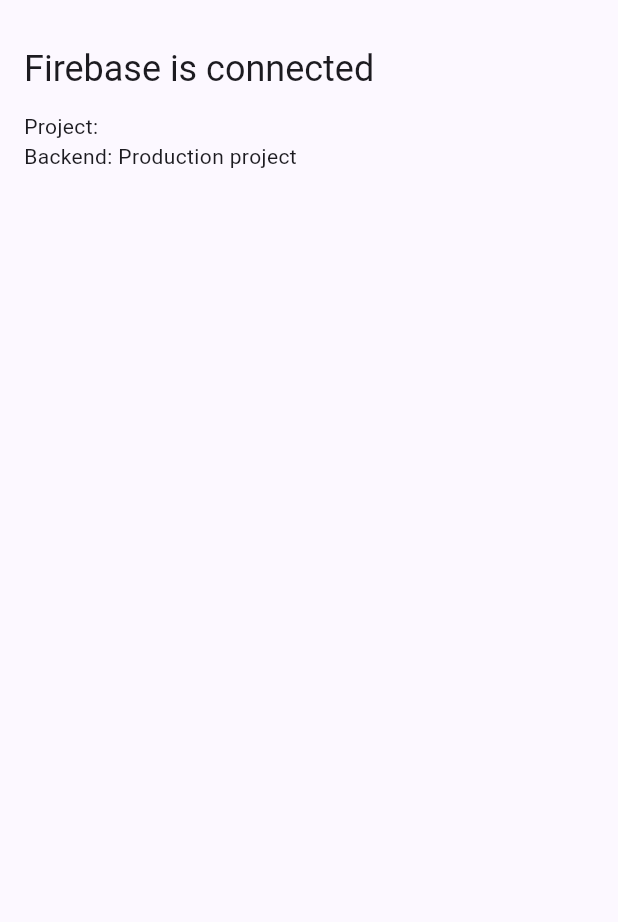
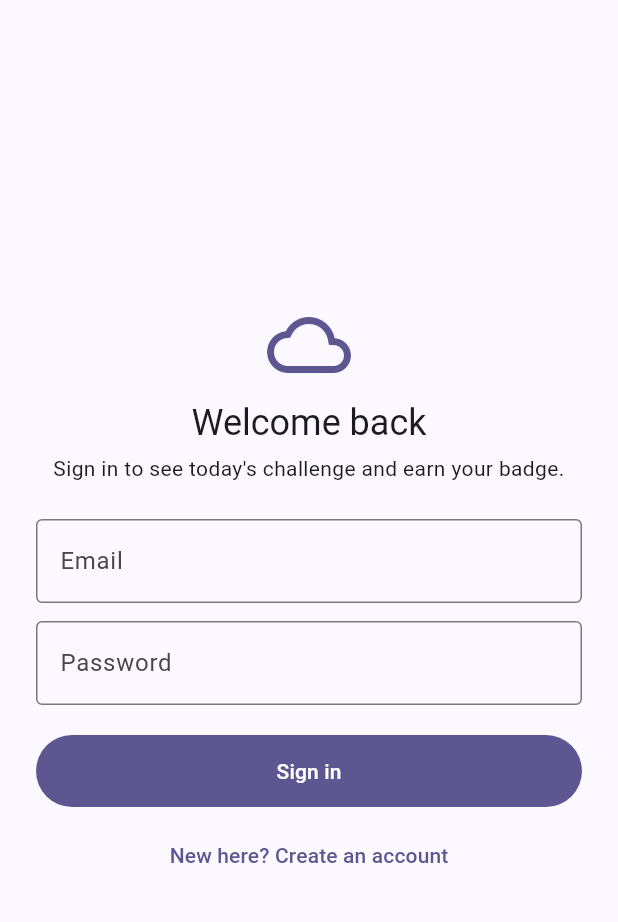
Before and after one commit to kirtan232/cloud_quest, a Flutter app: the screen it shows after launch, on a phone screen of 412 x 824 dp, the part 63-985 px from its top. Run offline on Flutter 3.47's test engine with Material 3 defaults, Android fonts, the phone set to English and light mode, and no system bars; our stand-ins replace cloud_firestore, cloud_functions, firebase_auth, firebase_core; accounts and stored records are empty; generated files the repository leaves out were written again.

Commit message:
Added Sign-in
Added email/password sign-in and auth-gated navigation

```diff
--- /dev/null
+++ b/lib/app.dart
@@ -0,0 +1,46 @@
+import 'package:firebase_auth/firebase_auth.dart';
+import 'package:flutter/material.dart';
+
+import 'screens/challenge_screen.dart';
+import 'screens/sign_in_screen.dart';
+
+class CloudQuestApp extends StatelessWidget {
+  const CloudQuestApp({super.key});
+
+  @override
+  Widget build(BuildContext context) {
+    return MaterialApp(
+      title: 'Cloud Quest',
+      debugShowCheckedModeBanner: false,
+      theme: ThemeData(
+        colorScheme: ColorScheme.fromSeed(seedColor: const Color(0xFF4B3CB8)),
+      ),
+      home: const AuthGate(),
+    );
+  }
+}
+
+/// Shows the sign-in screen or the challenge screen based on Firebase Auth
+/// state, so signed-out users can never reach the challenge, coach, or reward.
+class AuthGate extends StatelessWidget {
+  const AuthGate({super.key});
+
+  @override
+  Widget build(BuildContext context) {
+    return StreamBuilder<User?>(
+      stream: FirebaseAuth.instance.authStateChanges(),
+      builder: (context, snapshot) {
+        if (snapshot.connectionState == ConnectionState.waiting) {
+          return const Scaffold(
+            body: Center(child: CircularProgressIndicator()),
+          );
+        }
+        final user = snapshot.data;
+        if (user == null) return const SignInScreen();
+        // Keyed by UID: signing out or switching accounts disposes the old
+        // screen, clearing any private progress or coach text from the UI.
+        return ChallengeScreen(key: ValueKey(user.uid), user: user);
+      },
+    );
+  }
+}
--- a/lib/main.dart
+++ b/lib/main.dart
@@ -5,6 +5,7 @@ import 'package:firebase_core/firebase_core.dart';
 import 'package:flutter/foundation.dart';
 import 'package:flutter/material.dart';
 
+import 'app.dart';
 import 'firebase_options.dart';
 
 /// Host the app uses to reach the Firebase emulators on the dev computer.
@@ -18,9 +19,7 @@ const String emulatorHost = String.fromEnvironment(
 
 Future<void> main() async {
   WidgetsFlutterBinding.ensureInitialized();
-  await Firebase.initializeApp(
-    options: DefaultFirebaseOptions.currentPlatform,
-  );
+  await Firebase.initializeApp(options: DefaultFirebaseOptions.currentPlatform);
 
   // Debug builds talk to the local Emulator Suite, never production.
   // Each service is connected once, before any Auth/Firestore/Functions call.
@@ -32,50 +31,3 @@ Future<void> main() async {
 
   runApp(const CloudQuestApp());
 }
-
-class CloudQuestApp extends StatelessWidget {
-  const CloudQuestApp({super.key});
-
-  @override
-  Widget build(BuildContext context) {
-    return MaterialApp(
-      title: 'Cloud Quest',
-      debugShowCheckedModeBanner: false,
-      theme: ThemeData(
-        colorScheme: ColorScheme.fromSeed(seedColor: const Color(0xFF4B3CB8)),
-      ),
-      home: const SetupCheckScreen(),
-    );
-  }
-}
-
-/// Temporary first screen for Task 1: proves Firebase initialized and shows
-/// which backend the app is pointed at. Task 3 replaces it with the auth gate.
-class SetupCheckScreen extends StatelessWidget {
-  const SetupCheckScreen({super.key});
-
-  @override
-  Widget build(BuildContext context) {
-    final app = Firebase.app();
-    final target = kDebugMode
-        ? 'Local emulators at $emulatorHost'
-        : 'Production project';
-    return Scaffold(
-      appBar: AppBar(title: const Text('Cloud Quest')),
-      body: SafeArea(
-        child: ListView(
-          padding: const EdgeInsets.all(16),
-          children: [
-            Text(
-              'Firebase is connected',
-              style: Theme.of(context).textTheme.headlineSmall,
-            ),
-            const SizedBox(height: 12),
-            Text('Project: ${app.options.projectId}'),
-            Text('Backend: $target'),
-          ],
-        ),
-      ),
-    );
-  }
-}
--- /dev/null
+++ b/lib/screens/sign_in_screen.dart
@@ -0,0 +1,174 @@
+import 'package:firebase_auth/firebase_auth.dart';
+import 'package:flutter/material.dart';
+
+import '../services/auth_service.dart';
+
+/// Email/password sign-in and sign-up. Shown whenever no user is signed in.
+class SignInScreen extends StatefulWidget {
+  const SignInScreen({super.key});
+
+  @override
+  State<SignInScreen> createState() => _SignInScreenState();
+}
+
+class _SignInScreenState extends State<SignInScreen> {
+  final _formKey = GlobalKey<FormState>();
+  final _emailController = TextEditingController();
+  final _passwordController = TextEditingController();
+  bool _isCreatingAccount = false;
+  bool _isLoading = false;
+  String? _error;
+
+  @override
+  void dispose() {
+    _emailController.dispose();
+    _passwordController.dispose();
+    super.dispose();
+  }
+
+  Future<void> _submit() async {
+    if (!_formKey.currentState!.validate()) return;
+    setState(() {
+      _isLoading = true;
+      _error = null;
+    });
+    try {
+      final email = _emailController.text;
+      final password = _passwordController.text;
+      if (_isCreatingAccount) {
+        await register(email, password);
+      } else {
+        await signIn(email, password);
+      }
+      // No navigation needed: the auth gate in main.dart sees the new user
+      // and swaps this screen for the challenge screen.
+    } on FirebaseAuthException catch (error) {
+      debugPrint('Auth failed: ${error.code}');
+      if (!mounted) return;
+      setState(() => _error = friendlyAuthError(error));
+    } finally {
+      if (mounted) setState(() => _isLoading = false);
+    }
+  }
+
+  @override
+  Widget build(BuildContext context) {
+    final theme = Theme.of(context);
+    return Scaffold(
+      appBar: AppBar(title: const Text('Cloud Quest')),
+      body: SafeArea(
+        child: Center(
+          child: ConstrainedBox(
+            constraints: const BoxConstraints(maxWidth: 420),
+            child: ListView(
+              shrinkWrap: true,
+              padding: const EdgeInsets.all(24),
+              children: [
+                Icon(
+                  Icons.cloud_outlined,
+                  size: 56,
+                  color: theme.colorScheme.primary,
+                ),
+                const SizedBox(height: 8),
+                Text(
+                  _isCreatingAccount ? 'Create your account' : 'Welcome back',
+                  textAlign: TextAlign.center,
+                  style: theme.textTheme.headlineSmall,
+                ),
+                const SizedBox(height: 4),
+                Text(
+                  'Sign in to see today\'s challenge and earn your badge.',
+                  textAlign: TextAlign.center,
+                  style: theme.textTheme.bodyMedium,
+                ),
+                const SizedBox(height: 24),
+                Form(
+                  key: _formKey,
+                  child: Column(
+                    children: [
+                      TextFormField(
+                        controller: _emailController,
+                        keyboardType: TextInputType.emailAddress,
+                        autofillHints: const [AutofillHints.email],
+                        textInputAction: TextInputAction.next,
+                        decoration: const InputDecoration(
+                          labelText: 'Email',
+                          border: OutlineInputBorder(),
+                        ),
+                        validator: (value) {
+                          final text = value?.trim() ?? '';
+                          if (text.isEmpty) return 'Enter your email.';
+                          if (!text.contains('@')) {
+                            return 'Enter a valid email address.';
+                          }
+                          return null;
+                        },
+                      ),
+                      const SizedBox(height: 12),
+                      TextFormField(
+                        controller: _passwordController,
+                        obscureText: true,
+                        autofillHints: const [AutofillHints.password],
+                        textInputAction: TextInputAction.done,
+                        onFieldSubmitted: (_) => _isLoading ? null : _submit(),
+                        decoration: const InputDecoration(
+                          labelText: 'Password',
+                          border: OutlineInputBorder(),
+                        ),
+                        validator: (value) {
+                          if ((value ?? '').isEmpty) {
+                            return 'Enter your password.';
+                          }
+                          if (_isCreatingAccount && value!.length < 6) {
+                            return 'Password must be at least 6 characters.';
+                          }
+                          return null;
+                        },
+                      ),
+                    ],
+                  ),
+                ),
+                if (_error != null) ...[
+                  const SizedBox(height: 12),
+                  Text(
+                    _error!,
+                    style: TextStyle(color: theme.colorScheme.error),
+                    textAlign: TextAlign.center,
+                  ),
+                ],
+                const SizedBox(height: 20),
+                FilledButton(
+                  onPressed: _isLoading ? null : _submit,
+                  style: FilledButton.styleFrom(
+                    minimumSize: const Size.fromHeight(48),
+                  ),
+                  child: _isLoading
+                      ? const SizedBox(
+                          height: 20,
+                          width: 20,
+                          child: CircularProgressIndicator(strokeWidth: 2),
+                        )
+                      : Text(_isCreatingAccount ? 'Create account' : 'Sign in'),
+                ),
+                const SizedBox(height: 8),
+                TextButton(
+                  onPressed: _isLoading
+                      ? null
+                      : () => setState(() {
+                          _isCreatingAccount = !_isCreatingAccount;
+                          _error = null;
+                        }),
+                  child: Text(
+                    _isCreatingAccount
+                        ? 'Already have an account? Sign in'
+                        : 'New here? Create an account',
+                  ),
+                ),
+              ],
+            ),
+          ),
+        ),
+      ),
+    );
+  }
+}
--- /dev/null
+++ b/lib/services/auth_service.dart
@@ -0,0 +1,35 @@
+import 'package:firebase_auth/firebase_auth.dart';
+
+final FirebaseAuth auth = FirebaseAuth.instance;
+
+Future<UserCredential> register(String email, String password) => auth
+    .createUserWithEmailAndPassword(email: email.trim(), password: password);
+
+Future<UserCredential> signIn(String email, String password) =>
+    auth.signInWithEmailAndPassword(email: email.trim(), password: password);
+
+Future<void> logOut() => auth.signOut();
+
+/// Turns a FirebaseAuthException into a short, safe message for the UI.
+/// Sign-in failures share one message so the app doesn't reveal whether an
+/// email address has an account.
+String friendlyAuthError(FirebaseAuthException error) {
+  switch (error.code) {
+    case 'invalid-credential':
+    case 'user-not-found':
+    case 'wrong-password':
+      return 'Wrong email or password.';
+    case 'email-already-in-use':
+      return 'An account with that email already exists. Try signing in.';
+    case 'invalid-email':
+      return 'Enter a valid email address.';
+    case 'weak-password':
+      return 'Password must be at least 6 characters.';
+    case 'too-many-requests':
+      return 'Too many attempts. Wait a moment and try again.';
+    case 'network-request-failed':
+      return 'Network error. Check your connection (and that the emulators are running).';
+    default:
+      return 'Something went wrong. Please try again.';
+  }
+}
```
Also changed, not shown: lib/screens/challenge_screen.dart (added, +44 -0 lines), 1 other file.
